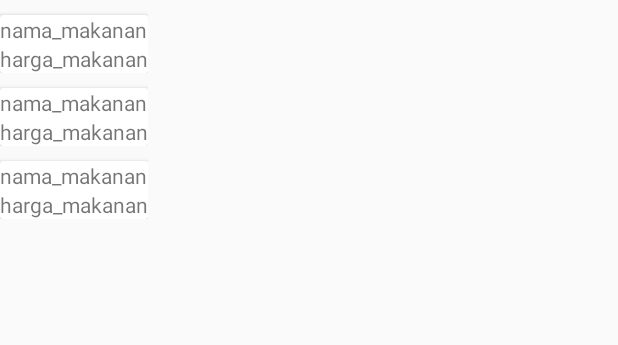
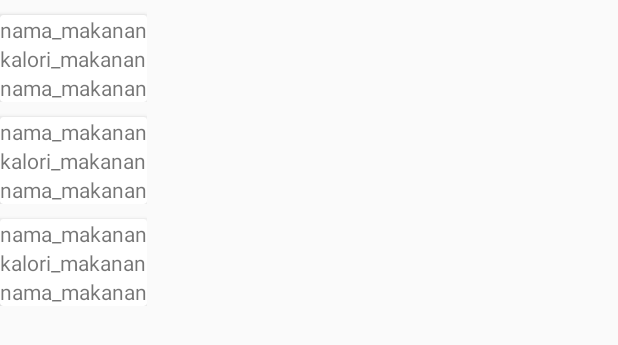
Before and after one commit to ferisetyo1/MyDietPlanner, an Android app: the layout activity_food.xml on its own in the app's theme, with its tools: preview values and no code run, on a phone screen of 412 x 824 dp. Shown: the top 345 px of the screen. Run offline under Robolectric (Android 15) with nearby library versions, the light colour scheme and no system bars.

Commit message:
update class + image add

```diff
--- a/app/build.gradle
+++ b/app/build.gradle
@@ -10,7 +10,6 @@ android {
         versionCode 1
         versionName "1.0"
         testInstrumentationRunner "android.support.test.runner.AndroidJUnitRunner"
-        //multiDexEnabled true
     }
     buildTypes {
         release {
@@ -29,6 +28,7 @@ dependencies {
     implementation 'com.android.support.constraint:constraint-layout:1.1.3'
     implementation 'com.google.firebase:firebase-auth:16.0.3'
     implementation 'com.google.firebase:firebase-database:16.0.1'
+    implementation 'com.github.bumptech.glide:glide:4.9.0'
     testImplementation 'junit:junit:4.12'
     androidTestImplementation 'com.android.support.test:runner:1.0.2'
     androidTestImplementation 'com.android.support.test.espresso:espresso-core:3.0.2'
--- a/app/src/main/java/feri/com/mydietplanner/Adapter/PenjualMakananAdapter.java
+++ b/app/src/main/java/feri/com/mydietplanner/Adapter/PenjualMakananAdapter.java
@@ -39,8 +39,10 @@ public class PenjualMakananAdapter extends RecyclerView.Adapter<PenjualMakananAd
         String nama = penjualMakananModels.get(i).getNama();
         int lat=penjualMakananModels.get(i).getLat();
         int long_=penjualMakananModels.get(i).getLong();
+        String harga = String.valueOf(penjualMakananModels.get(i).getHarga());
 
         customViewHolder.txt_nama.setText(nama);
+        customViewHolder.txt_harga.setText(harga);
     }
 
     @Override
@@ -56,12 +58,13 @@ public class PenjualMakananAdapter extends RecyclerView.Adapter<PenjualMakananAd
 
     public class CustomViewHolder extends RecyclerView.ViewHolder {
         private Button lihat_map;
-        private TextView txt_nama;
+        private TextView txt_nama,txt_harga;
         public CustomViewHolder(@NonNull View itemView) {
             super(itemView);
 
             lihat_map=(Button) itemView.findViewById(R.id.btn_lihat_map);
             txt_nama=(TextView)itemView.findViewById(R.id.nama_penjual);
+            txt_harga=(TextView)itemView.findViewById(R.id.harga);
         }
     }
 }
--- a/app/src/main/res/layout/activity_main.xml
+++ b/app/src/main/res/layout/activity_main.xml
@@ -69,4 +69,7 @@
         android:text="Food List"
         android:onClick="FoodList"/>
 
+
+
+
 </LinearLayout>
--- a/app/src/main/res/layout/food_item.xml
+++ b/app/src/main/res/layout/food_item.xml
@@ -13,6 +13,10 @@
             android:layout_width="wrap_content"
             android:layout_height="wrap_content"
             android:orientation="vertical">
+            <ImageView
+                android:id="@+id/food_image"
+                android:layout_width="wrap_content"
+                android:layout_height="wrap_content" />
             <TextView
                 android:id="@+id/nama_makanan"
                 android:layout_width="wrap_content"
@@ -20,12 +24,17 @@
                 android:text="nama_makanan"
                 />
             <TextView
-                android:id="@+id/harga"
+                android:id="@+id/kalori_makanan"
                 android:layout_width="wrap_content"
                 android:layout_height="wrap_content"
-                android:text="harga_makanan"
+                android:text="kalori_makanan"
                 />
-
+            <TextView
+                android:id="@+id/deskripsi_makanan"
+                android:layout_width="wrap_content"
+                android:layout_height="wrap_content"
+                android:text="nama_makanan"
+                />
             <android.support.v7.widget.RecyclerView
                 android:id="@+id/rv_penjualmakanan"
                 android:layout_width="wrap_content"
--- a/app/src/main/res/layout/penjual_makanan.xml
+++ b/app/src/main/res/layout/penjual_makanan.xml
@@ -10,6 +10,11 @@
         android:layout_width="wrap_content"
         android:layout_height="wrap_content"
         android:text="nama penjual"/>
+    <TextView
+        android:id="@+id/harga"
+        android:layout_width="wrap_content"
+        android:layout_height="wrap_content"
+        android:text="nama penjual"/>
     <Button
         android:id="@+id/btn_lihat_map"
         android:layout_width="wrap_content"
```
Also changed, not shown: app/src/main/java/feri/com/mydietplanner/Adapter/FoodAdapter.java (+26 -14 lines), app/src/main/java/feri/com/mydietplanner/Model/FoodModel.java (+30 -12 lines), app/src/main/java/feri/com/mydietplanner/Model/PenjualMakananModel.java (+11 -1 lines).
